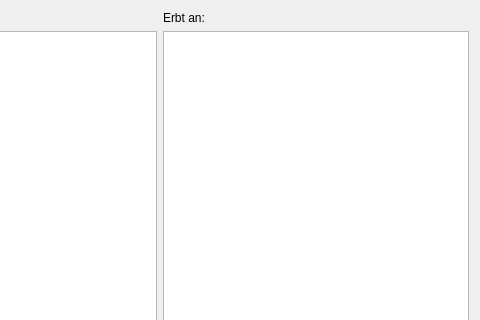
Qt form som_gui/module/predefined_property_set/qt/PredefinedPropertySetWindow.ui (c-mellueh/SOM-Toolkit) before a commit; both pictures show x 160 to 640 and y 0 to 320 of the 640 by 480 pixel window.
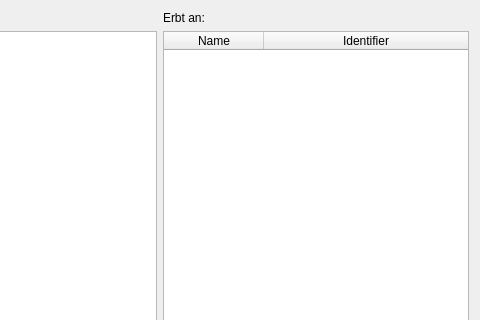
The same form after that commit.

Commit message: add pset deletion to predefined Property Set window

Patch:
```diff
--- a/som_gui/module/predefined_property_set/qt/PredefinedPropertySetWindow.ui
+++ b/som_gui/module/predefined_property_set/qt/PredefinedPropertySetWindow.ui
@@ -17,16 +17,6 @@
             <string>Dialog</string>
         </property>
         <layout class="QGridLayout" name="gridLayout">
-            <item row="1" column="1">
-                <widget class="QListWidget" name="list_view_existance">
-                    <property name="editTriggers">
-                        <set>QAbstractItemView::NoEditTriggers</set>
-                    </property>
-                    <property name="sortingEnabled">
-                        <bool>true</bool>
-                    </property>
-                </widget>
-            </item>
             <item row="2" column="0" colspan="2">
                 <widget class="QDialogButtonBox" name="buttonBox">
                     <property name="orientation">
@@ -67,6 +57,38 @@
                     </property>
                 </widget>
             </item>
+   <item row="1" column="1">
+    <widget class="QTableWidget" name="table_widgets_objects">
+     <property name="contextMenuPolicy">
+      <enum>Qt::CustomContextMenu</enum>
+     </property>
+     <property name="editTriggers">
+      <set>QAbstractItemView::NoEditTriggers</set>
+     </property>
+     <property name="selectionMode">
+      <enum>QAbstractItemView::ExtendedSelection</enum>
+     </property>
+     <property name="sortingEnabled">
+      <bool>true</bool>
+     </property>
+     <attribute name="horizontalHeaderStretchLastSection">
+      <bool>true</bool>
+     </attribute>
+     <attribute name="verticalHeaderVisible">
+      <bool>false</bool>
+     </attribute>
+     <column>
+      <property name="text">
+       <string>Name</string>
+      </property>
+     </column>
+     <column>
+      <property name="text">
+       <string>Identifier</string>
+      </property>
+     </column>
+    </widget>
+   </item>
         </layout>
     </widget>
     <resources/>
```
Left out of the diff: 2 changed lines with no effect on the pictures. Lines whose indentation alone changed are shown as unchanged. The commit also changes 4 other files.
